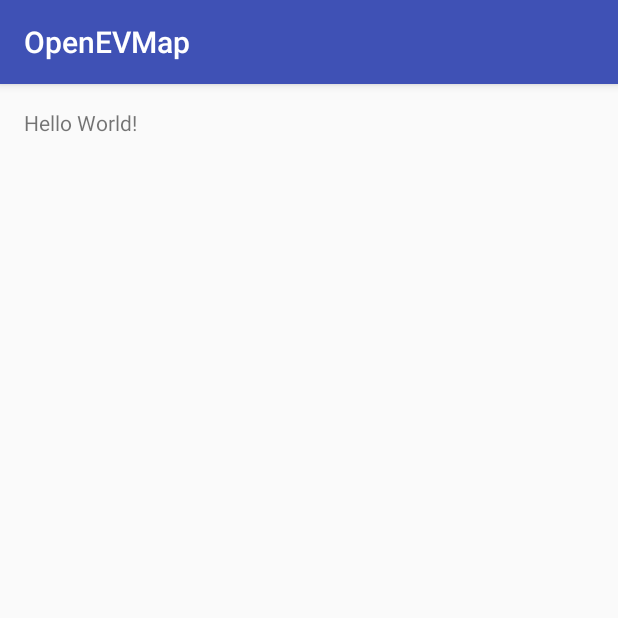
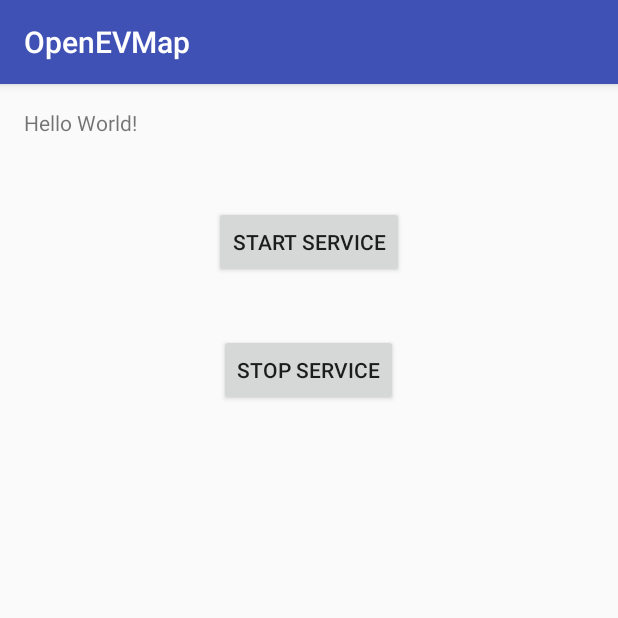
Before and after one commit to rjpen516/openevmap, an Android app: the screen it shows after launch (MainActivity), on a phone screen of 412 x 824 dp, the top half of it. Run offline under Robolectric (Android 15) with nearby library versions, the phone set to English and light mode, and no system bars.

Commit message:
got basic location service running without issues

```diff
--- a/android/OpenEVMap/app/src/main/AndroidManifest.xml
+++ b/android/OpenEVMap/app/src/main/AndroidManifest.xml
@@ -2,6 +2,7 @@
 <manifest xmlns:android="http://schemas.android.com/apk/res/android"
     package="net.penshorn.openevmap" >
 
+    <uses-permission android:name="android.permission.ACCESS_FINE_LOCATION" />
     <application
         android:allowBackup="true"
         android:icon="@mipmap/ic_launcher"
@@ -15,6 +16,7 @@
                 <category android:name="android.intent.category.LAUNCHER" />
             </intent-filter>
         </activity>
+        <service android:name=".LocationReporting" />
     </application>
 
 </manifest>
--- a/android/OpenEVMap/app/src/main/java/net/penshorn/openevmap/MainActivity.java
+++ b/android/OpenEVMap/app/src/main/java/net/penshorn/openevmap/MainActivity.java
@@ -1,13 +1,60 @@
 package net.penshorn.openevmap;
 
+import android.Manifest;
+import android.content.Intent;
+import android.content.pm.PackageManager;
+import android.support.v4.app.ActivityCompat;
+import android.support.v4.content.ContextCompat;
 import android.support.v7.app.AppCompatActivity;
 import android.os.Bundle;
+import android.view.View;
+import android.widget.Button;
 
-public class MainActivity extends AppCompatActivity {
+public class MainActivity extends AppCompatActivity implements View.OnClickListener {
+    private static int MY_PERMISSION_ACCESS_COURSE_LOCATION = 1;
+    Button button_start;
+    Button button_stop;
 
+    Intent locationService;
     @Override
     protected void onCreate(Bundle savedInstanceState) {
         super.onCreate(savedInstanceState);
         setContentView(R.layout.activity_main);
+        button_start = (Button) findViewById(R.id.button_start_service);
+        button_stop = (Button) findViewById(R.id.button_stop_service);
+
+        button_start.setOnClickListener(this);
+        button_stop.setOnClickListener(this);
+
+        locationService = new Intent(MainActivity.this, LocationReporting.class);
+    }
+
+    @Override
+    public void onClick(View v) {
+        switch(v.getId())
+        {
+            case R.id.button_start_service:
+                enable_service();
+                break;
+            case R.id.button_stop_service:
+                stop_service();
+        }
+
+    }
+
+
+    private void enable_service()
+    {
+        if ( ContextCompat.checkSelfPermission( this, Manifest.permission.ACCESS_FINE_LOCATION ) != PackageManager.PERMISSION_GRANTED ) {
+
+            ActivityCompat.requestPermissions( this, new String[] {  Manifest.permission.ACCESS_FINE_LOCATION },
+                    MY_PERMISSION_ACCESS_COURSE_LOCATION );
+        }
+            startService(locationService);
+    }
+
+    private void stop_service()
+    {
+        stopService(locationService);
     }
 }
--- a/android/OpenEVMap/app/src/main/res/layout/activity_main.xml
+++ b/android/OpenEVMap/app/src/main/res/layout/activity_main.xml
@@ -14,5 +14,24 @@
     <TextView
         android:layout_width="wrap_content"
         android:layout_height="wrap_content"
-        android:text="Hello World!" />
+        android:text="Hello World!"
+        android:id="@+id/textView" />
+
+    <Button
+        android:text="Start Service"
+        android:layout_width="wrap_content"
+        android:layout_height="wrap_content"
+        android:layout_below="@+id/textView"
+        android:layout_centerHorizontal="true"
+        android:layout_marginTop="46dp"
+        android:id="@+id/button_start_service" />
+
+    <Button
+        android:text="Stop Service"
+        android:layout_width="wrap_content"
+        android:layout_height="wrap_content"
+        android:layout_below="@+id/button_start_service"
+        android:layout_centerHorizontal="true"
+        android:layout_marginTop="37dp"
+        android:id="@+id/button_stop_service" />
 </RelativeLayout>
```
Also changed, not shown: android/OpenEVMap/app/src/main/java/net/penshorn/openevmap/LocationReporting.java (added, +123 -0 lines).
